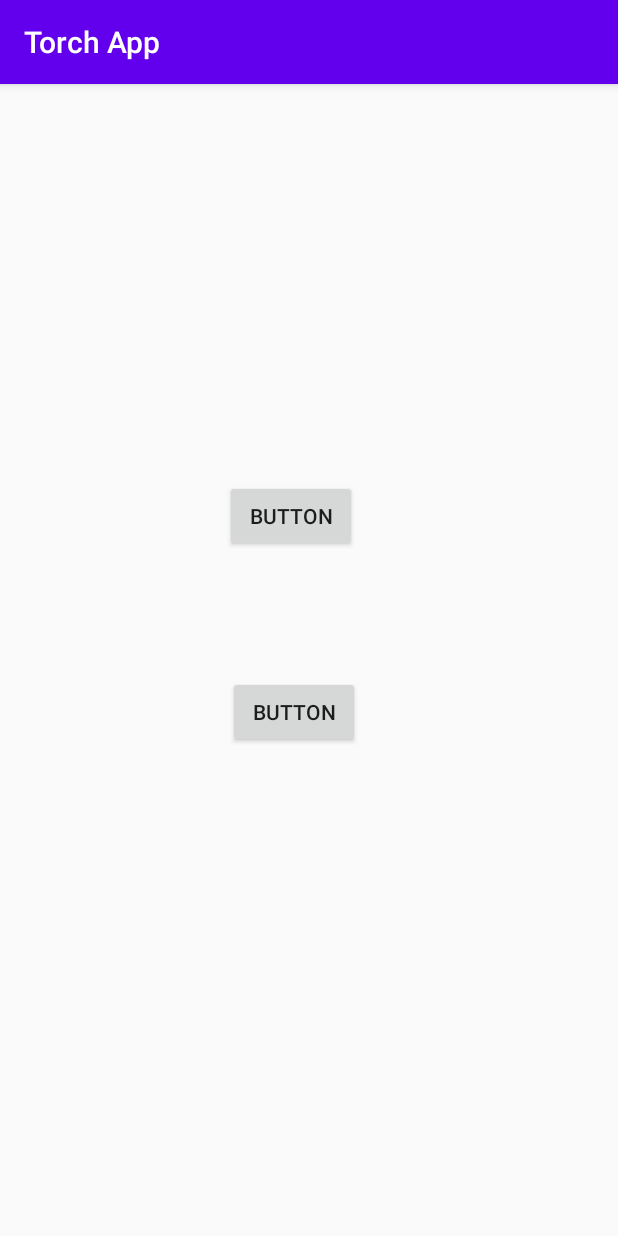
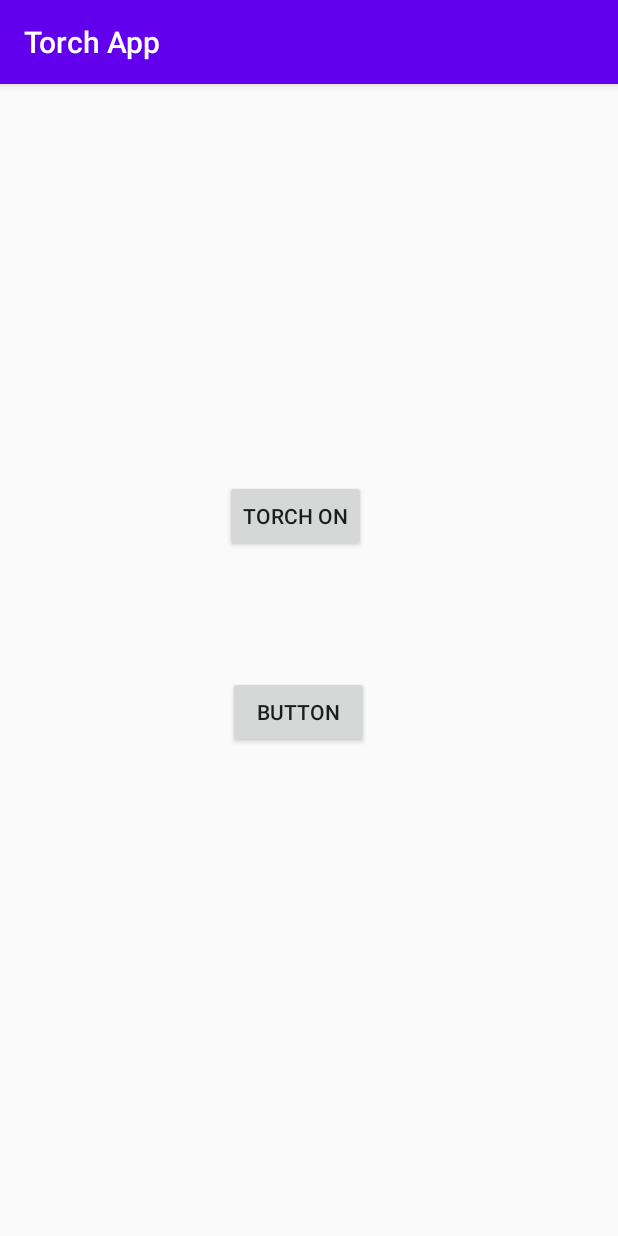
Before and after one commit to KumarSanskar/Torch_App, an Android app: the UsingButton screen opened directly, with no data from a screen before it, on a phone screen of 412 x 824 dp. Run offline under Robolectric (Android 15) with nearby library versions, the phone set to English and light mode, and no system bars.

Commit message:
changed text attribute for button4

```diff
--- a/app/src/main/res/layout/activity_using_button.xml
+++ b/app/src/main/res/layout/activity_using_button.xml
@@ -16,7 +16,7 @@
         android:layout_marginStart="150dp"
         android:layout_marginLeft="150dp"
         android:layout_marginTop="264dp"
-        android:text="Button" />
+        android:text="Torch ON" />
 
     <Button
         android:id="@+id/button5"
```
